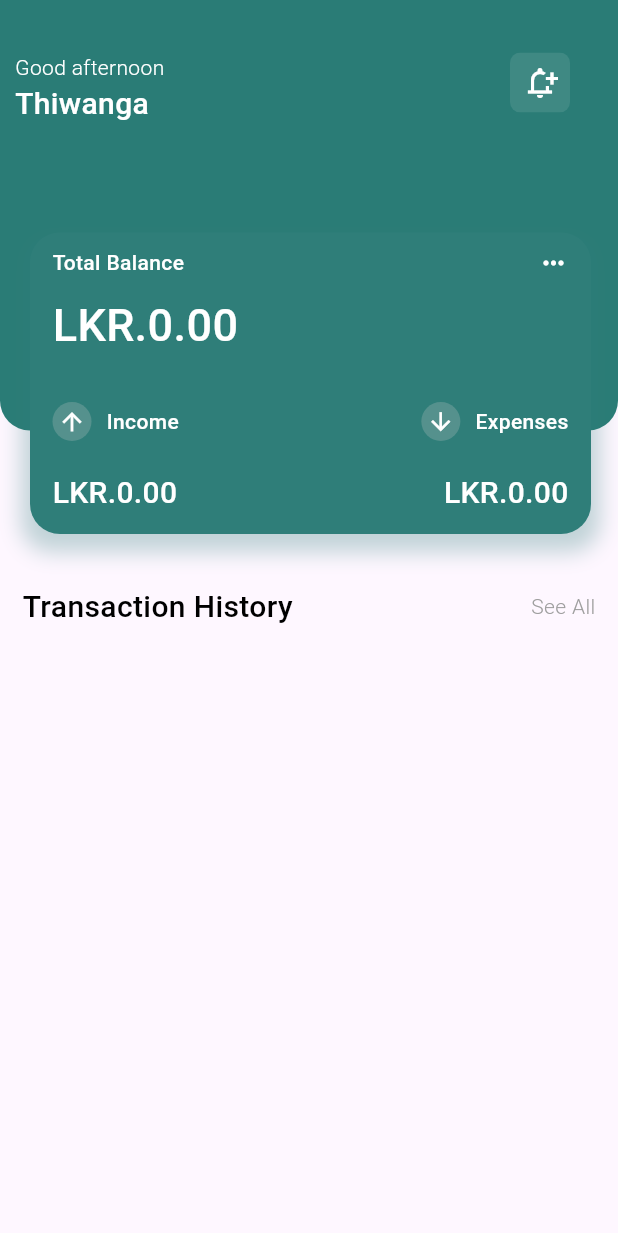
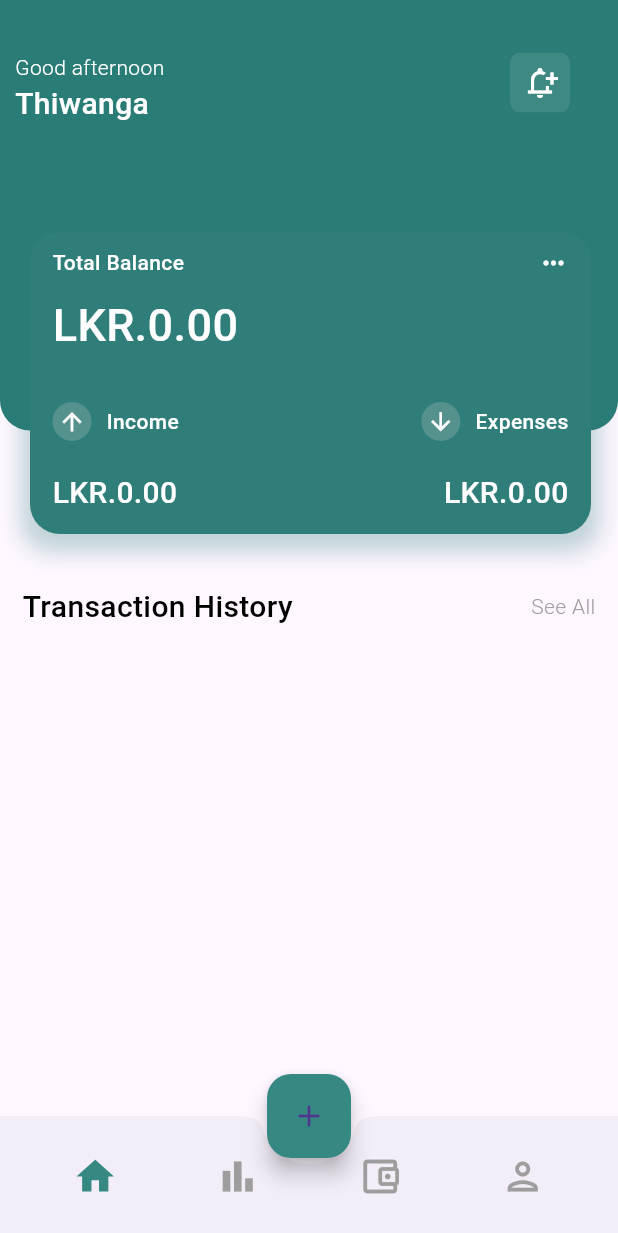
Before and after one commit to Thiwanga123/Income_expenses_managing, a Flutter app: the screen it shows after launch, on a phone screen of 412 x 824 dp. Shown: the top 1233 px of the screen. Run offline on Flutter 3.47's test engine with Material 3 defaults, Android fonts, the phone set to English and light mode, and no system bars; our stand-ins replace cloud_firestore, firebase_core; accounts and stored records are empty.

Commit message:
completed bottom navigation

```diff
--- a/lib/main.dart
+++ b/lib/main.dart
@@ -1,6 +1,6 @@
 import 'package:flutter/material.dart';
 import 'package:firebase_core/firebase_core.dart';
-import 'package:cloud_firestore/cloud_firestore.dart';
+import 'package:income_expenses_managing/widget/bottomnavigation.dart';
 import 'pages/homepage.dart';
 
 void main() async{
@@ -17,7 +17,7 @@ class MyApp extends StatelessWidget {
   Widget build(BuildContext context) {
     return const MaterialApp(
       debugShowCheckedModeBanner: false,
-      home: Home(),
+      home: Bottom(),
     );
   }
 }
--- a/lib/widget/bottomnavigation.dart
+++ b/lib/widget/bottomnavigation.dart
@@ -0,0 +1,88 @@
+import 'package:flutter/material.dart';
+import 'package:income_expenses_managing/pages/homepage.dart';
+
+
+class Bottom extends StatefulWidget {
+  const Bottom({super.key});
+
+@override
+State<Bottom> createState() => _BottomState();
+}
+
+class _BottomState extends State<Bottom> {
+   int index_color = 0;
+   List Screen=[Home(),Home(),Home(),Home()];
+
+  @override
+  Widget build(BuildContext context) {
+    return Scaffold(
+      body: Screen[index_color],
+      floatingActionButton: FloatingActionButton(
+        onPressed: () {},
+        child:Icon(Icons.add),
+        backgroundColor: const Color(0xff368983),
+      ),
+      floatingActionButtonLocation: FloatingActionButtonLocation.centerDocked,
+      bottomNavigationBar: BottomAppBar(
+        shape: const CircularNotchedRectangle(),
+        child: Padding(
+          padding: const EdgeInsets.only(top:7.5, bottom: 7.5),
+          child: Row(
+            mainAxisAlignment: MainAxisAlignment.spaceAround,
+            children: [
+              GestureDetector(
+                onTap: (){
+                  setState(() {
+                    index_color = 0;
+                  });
+                },
+                child: Icon(
+                  Icons.home,
+                  size: 30,
+                  color:index_color==0? const Color(0xff368983) :Colors.grey,
+              ),
+              ),
+              GestureDetector(
+                onTap: (){
+                  setState(() {
+                    index_color = 1;
+                  });
+                },
+                child: Icon(
+                  Icons.bar_chart_outlined,
+                  size: 30,
+                  color: index_color==1? const Color(0xff368983) :Colors.grey,
+              ),
+              ),
+              GestureDetector(
+                onTap: (){
+                  setState(() {
+                    index_color = 2;
+                  });
+                },
+                child: Icon(
+                  Icons.account_balance_wallet_outlined,
+                  size: 30,
+                  color: index_color==2? const Color(0xff368983) :Colors.grey,
+              ),
+              ),
+              GestureDetector(
+                onTap: (){
+                  setState(() {
+                    index_color = 3;
+                  });
+                },
+                child: Icon(
+                  Icons.person_outlined,
+                  size: 30,
+                  color: index_color==3? const Color(0xff368983) :Colors.grey,
+              ),
+              ),
+
+            ],
+          ),
+        ),
+      ),
+    );
+  }
+}
```
